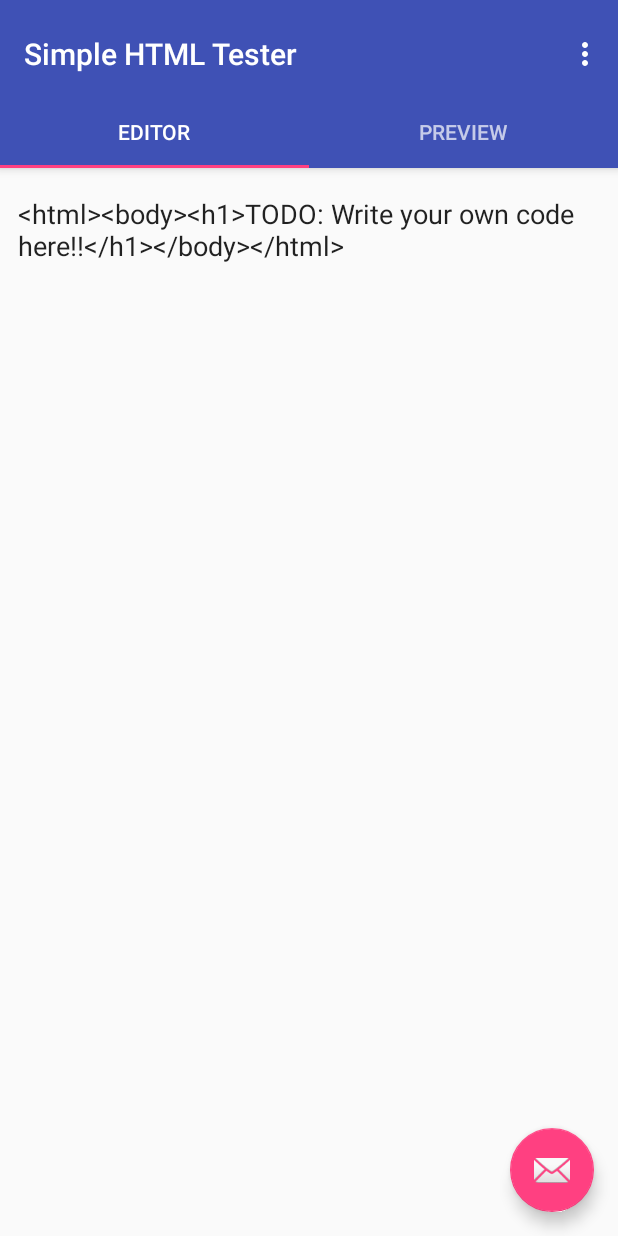
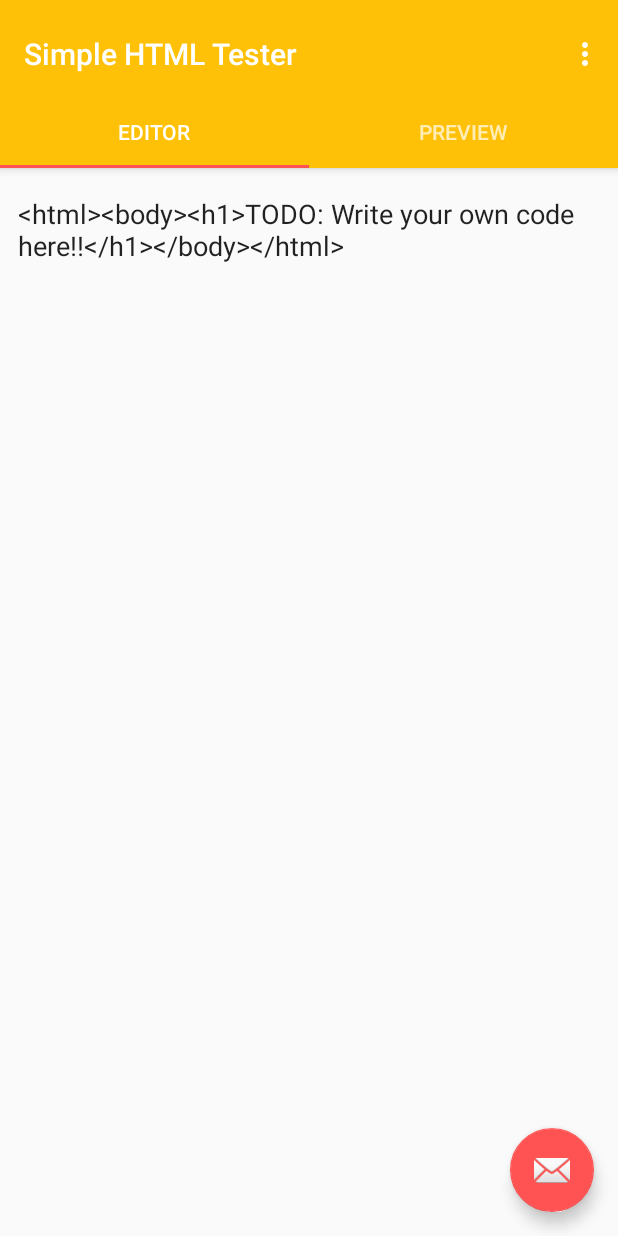
Before and after one commit to aldoram5/SimpleHTMLTesterAndroid, an Android app: the screen it shows after launch (MainActivity), on a phone screen of 412 x 824 dp. Run offline under Robolectric (Android 15) with nearby library versions, the phone set to English and light mode, and no system bars.

Commit message:
Updated UI Colors to something I like, fixed minor bug with Preview tab not loading the HTML

```diff
--- a/app/src/main/java/com/crimsonrgames/titanium/htmltester/MainActivity.java
+++ b/app/src/main/java/com/crimsonrgames/titanium/htmltester/MainActivity.java
@@ -114,6 +114,7 @@ public class MainActivity extends AppCompatActivity {
 
             @Override
             public void onPageSelected(int position) {
+                mEditorFragment = ((EditorFragment)mSectionsPagerAdapter.getRegisteredFragment(0));
                 mSourceCode = mEditorFragment.getmSourceCode();
                 mPreviewFragment.setmSourceCode(mSourceCode);
 
@@ -277,8 +278,6 @@ public class MainActivity extends AppCompatActivity {
             View rootView = inflater.inflate(R.layout.fragment_main, container, false);
             mEditor = (EditText) rootView.findViewById(R.id.editText);
             setTextToEditor();
-            //TextView textView = (TextView) rootView.findViewById(R.id.section_label);
-            //textView.setText(getString(R.string.section_format, getArguments().getInt(ARG_SECTION_NUMBER)));
             return rootView;
         }
 
--- a/app/src/main/res/values/colors.xml
+++ b/app/src/main/res/values/colors.xml
@@ -1,6 +1,6 @@
 <?xml version="1.0" encoding="utf-8"?>
 <resources>
-    <color name="colorPrimary">#3F51B5</color>
-    <color name="colorPrimaryDark">#303F9F</color>
-    <color name="colorAccent">#FF4081</color>
+    <color name="colorPrimary">#FFC107</color>
+    <color name="colorPrimaryDark">#FFA000</color>
+    <color name="colorAccent">#FF5252</color>
 </resources>
```
